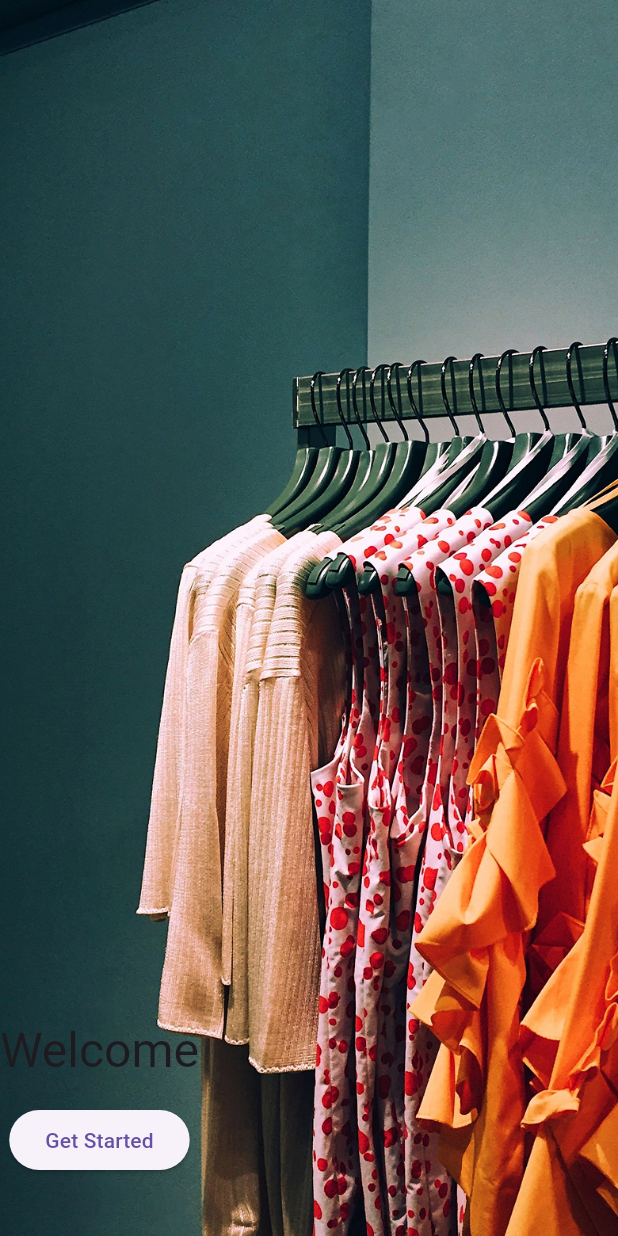
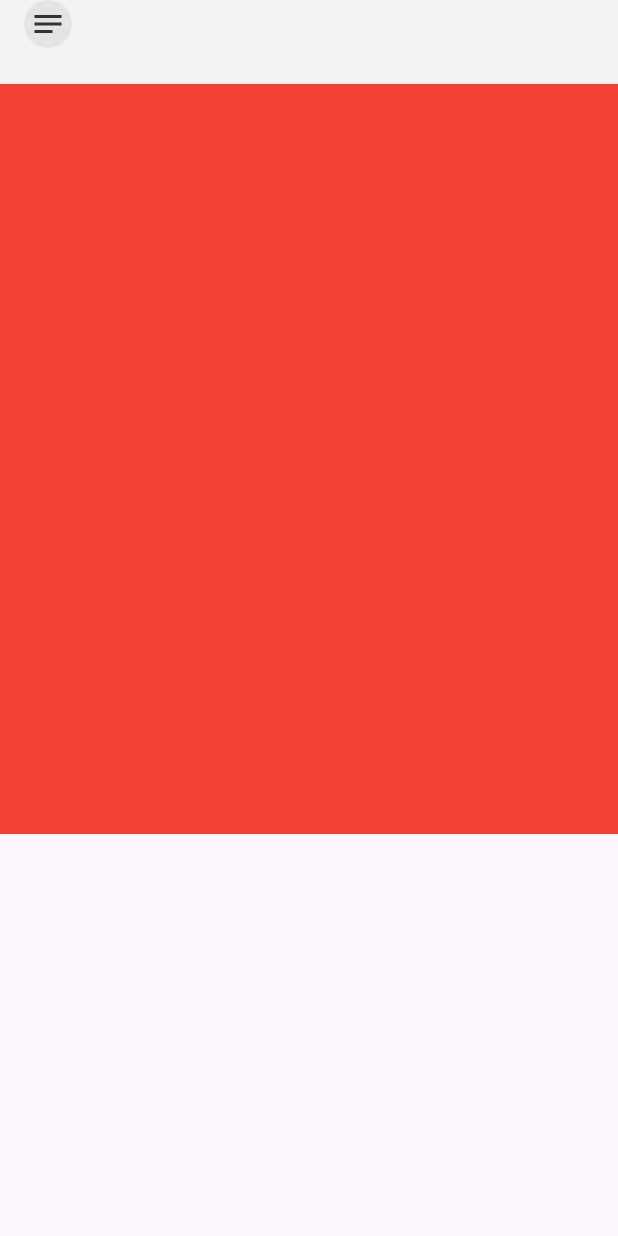
Before and after one commit to C3Claestis/black-market, a Flutter app: the GetstartedPage screen opened by its route, after a tap on "Get Started", on a phone screen of 412 x 824 dp. Run offline on Flutter 3.47's test engine with Material 3 defaults, Android fonts, the phone set to English and light mode, and no system bars; our stand-ins replace flutter_svg, gap, google_fonts.

Commit message:
add home page n finishing get started

```diff
--- a/lib/base/template.dart
+++ b/lib/base/template.dart
@@ -3,11 +3,21 @@ import 'package:flutter/material.dart';
 class Template extends StatelessWidget {
   final Widget body;
   final Widget? bottomNavigationBar;
+  final AppBar? appBar;
 
-  const Template({super.key, required this.body, this.bottomNavigationBar});
+  const Template({
+    super.key,
+    required this.body,
+    this.bottomNavigationBar,
+    this.appBar,
+  });
 
   @override
   Widget build(BuildContext context) {
-    return Scaffold(body: body, bottomNavigationBar: bottomNavigationBar);
+    return Scaffold(
+      appBar: appBar,
+      body: body,
+      bottomNavigationBar: bottomNavigationBar,
+    );
   }
 }
--- a/lib/main.dart
+++ b/lib/main.dart
@@ -2,7 +2,9 @@ import 'package:flutter/material.dart';
 import 'package:flutter/services.dart';
 import 'package:hitam_market/page/forgot_password.dart';
 import 'package:hitam_market/page/getstarted_page.dart';
+import 'package:hitam_market/page/home_page.dart';
 import 'package:hitam_market/page/signup_page.dart';
+import 'package:hitam_market/provider/home_provider.dart';
 import 'package:provider/provider.dart';
 import 'page/splash_intro_page.dart';
 import '../provider/password_visibility_prov.dart';
@@ -25,6 +27,7 @@ void main() async {
         ChangeNotifierProvider(create: (_) => SplashscreenProv()),
         ChangeNotifierProvider(create: (_) => OnboardingProvider()),
         ChangeNotifierProvider(create: (_) => PasswordVisibilityProvider()),
+        ChangeNotifierProvider(create: (_) => HomeProvider()),
       ],
       child: const MainApp(),
     ),
@@ -40,6 +43,7 @@ class MainApp extends StatelessWidget {
       debugShowCheckedModeBanner: false,
       initialRoute: AppRoutes.splash,
       routes: {
+        AppRoutes.home: (context) => const HomePage(),
         AppRoutes.splash: (context) => const SplashscreenPage(),
         AppRoutes.splashIntro: (context) => const SplashIntro(),
         AppRoutes.signin: (context) => const SiginPage(),
--- a/lib/page/getstarted_page.dart
+++ b/lib/page/getstarted_page.dart
@@ -1,4 +1,11 @@
+// ignore_for_file: deprecated_member_use
+
 import 'package:flutter/material.dart';
+import 'package:flutter/services.dart';
+import 'package:gap/gap.dart';
+import 'package:google_fonts/google_fonts.dart';
+import 'package:hitam_market/main.dart';
+import 'package:hitam_market/theme/app_colors.dart';
 import '../base/template.dart';
 
 class GetstartedPage extends StatelessWidget {
@@ -6,41 +13,134 @@ class GetstartedPage extends StatelessWidget {
 
   @override
   Widget build(BuildContext context) {
-    return Template(
-      body: SizedBox(
-        width: double.infinity,
-        height: double.infinity,
-        child: Stack(
+    return AnnotatedRegion<SystemUiOverlayStyle>(
+      value: const SystemUiOverlayStyle(
+        statusBarColor: Colors.white, // BAR PUTIH
+        statusBarIconBrightness: Brightness.light, // ICON HITAM (Android)
+        statusBarBrightness: Brightness.light, // iOS
+      ),
+      child: Template(
+        body: SizedBox(
+          width: double.infinity,
+          height: double.infinity,
+          child: Stack(
+            children: [
+              // STATUS BAR BACKGROUND
+              Positioned(
+                top: 0,
+                left: 0,
+                right: 0,
+                height: MediaQuery.of(context).padding.top,
+                child: Container(color: Colors.white),
+              ),
+              _bg(),
+              _shading(),
+              _isiContent(context),
+            ],
+          ),
+        ),
+      ),
+    );
+  }
+
+  SafeArea _isiContent(BuildContext context) {
+    return SafeArea(
+      child: Padding(
+        padding: const EdgeInsets.symmetric(horizontal: 55),
+        child: Column(
+          mainAxisAlignment: MainAxisAlignment.end,
+          crossAxisAlignment: CrossAxisAlignment.center,
           children: [
-            // 🔹 Background full screen
-            Positioned.fill(
-              child: Image.asset(
-                'assets/images/bg.png',
-                fit: BoxFit.cover, // ⬅️ penting
+            SizedBox(
+              width: double.infinity,
+              child: Text(
+                "You want\nAuthentic, here\nyou go!",
+                style: GoogleFonts.montserrat(
+                  fontSize: 34,
+                  color: AppColors.secondary,
+                  fontWeight: FontWeight.w600,
+                  letterSpacing: 1 / 100,
+                  height: 1.25,
+                ),
+                textAlign: TextAlign.center,
               ),
             ),
-
-            // 🔹 Konten di atas background
-            SafeArea(
-              child: Column(
-                mainAxisAlignment: MainAxisAlignment.end,
-                children: [
-                  Text(
-                    "Welcome",
-                    style: Theme.of(context).textTheme.headlineLarge,
-                  ),
-                  const SizedBox(height: 16),
-                  ElevatedButton(
-                    onPressed: () {},
-                    child: const Text("Get Started"),
-                  ),
-                  const SizedBox(height: 40),
-                ],
+            const Gap(16),
+            SizedBox(
+              width: double.infinity,
+              child: Text(
+                "Find it here, buy it now!",
+                style: GoogleFonts.montserrat(
+                  fontSize: 14,
+                  color: AppColors.secondary,
+                  fontWeight: FontWeight.w500,
+                ),
+                textAlign: TextAlign.center,
               ),
             ),
+            const Gap(16),
+            _btnGetStarted(context),
+            const Gap(40),
           ],
         ),
       ),
     );
   }
+
+  Align _shading() {
+    return Align(
+      alignment: Alignment.bottomCenter,
+      child: LayoutBuilder(
+        builder: (context, constraints) {
+          return Container(
+            width: double.infinity,
+            height: constraints.maxHeight * .5,
+            decoration: BoxDecoration(
+              gradient: LinearGradient(
+                begin: Alignment.topCenter,
+                end: Alignment.bottomCenter,
+                colors: [
+                  Colors.black.withOpacity(0),
+                  Colors.black.withOpacity(.7),
+                ],
+              ),
+            ),
+          );
+        },
+      ),
+    );
+  }
+
+  Positioned _bg() {
+    return Positioned.fill(
+      child: Image.asset(
+        'assets/images/bg.png',
+        fit: BoxFit.cover, // ⬅️ penting
+      ),
+    );
+  }
+
+  SizedBox _btnGetStarted(BuildContext context) {
+    return SizedBox(
+      width: double.infinity,
+      height: 55,
+      child: TextButton(
+        onPressed: () {
+          Navigator.pushReplacementNamed(context, AppRoutes.home);
+        },
+        style: TextButton.styleFrom(
+          backgroundColor: AppColors.primary,
+          shape: RoundedRectangleBorder(borderRadius: BorderRadius.circular(4)),
+        ),
+        child: Text(
+          "Get Started",
+          style: GoogleFonts.montserrat(
+            fontSize: 23,
+            fontWeight: FontWeight.w700,
+            color: Colors.white,
+          ),
+        ),
+      ),
+    );
+  }
 }
--- /dev/null
+++ b/lib/page/home_page.dart
@@ -0,0 +1,70 @@
+// ignore_for_file: deprecated_member_use
+
+import 'package:flutter/material.dart';
+import 'package:flutter_svg/flutter_svg.dart';
+import 'package:hitam_market/base/template.dart';
+import 'package:hitam_market/theme/app_colors.dart';
+
+class HomePage extends StatelessWidget {
+  const HomePage({super.key});
+
+  @override
+  Widget build(BuildContext context) {
+    return Template(
+      appBar: AppBar(
+        automaticallyImplyLeading: false,
+        backgroundColor: AppColors.bgfill,
+        elevation: 0,
+        centerTitle: true,
+        flexibleSpace: SafeArea(
+          child: Padding(
+            padding: const EdgeInsets.symmetric(horizontal: 16.0),
+            child: Row(
+              mainAxisAlignment: MainAxisAlignment.spaceBetween,
+              crossAxisAlignment: CrossAxisAlignment.center,
+              children: [
+                GestureDetector(
+                  onTap: () {},
+                  child: Container(
+                    width: 32,
+                    height: 32,
+                    decoration: BoxDecoration(
+                      shape: BoxShape.circle,
+                      color: AppColors.strokefill.withOpacity(.2),
+                    ),
+                    child: Center(
+                      child: SizedBox(
+                        width: 24,
+                        height: 24,
+                        child: FittedBox(
+                          fit: BoxFit.contain,
+                          child: SvgPicture.asset('assets/svgs/drawner.svg'),
+                        ),
+                      ),
+                    ),
+                  ),
+                ),
+
+
+              ],
+            ),
+          ),
+        ),
+      ),
+
+      body: SafeArea(
+        child: SingleChildScrollView(
+          child: Column(
+            children: [
+              Container(
+                width: double.infinity,
+                height: 500,
+                color: AppColors.error,
+              ),
+            ],
+          ),
+        ),
+      ),
+    );
+  }
+}
--- /dev/null
+++ b/lib/provider/home_provider.dart
@@ -0,0 +1,11 @@
+import 'package:flutter/material.dart';
+
+class HomeProvider extends ChangeNotifier {
+  int _currentIndex = 0;
+  int get currentIndex => _currentIndex;
+
+  void onTabTapped(int index) {
+    _currentIndex = index;
+    notifyListeners();
+  }
+}
--- a/lib/theme/app_colors.dart
+++ b/lib/theme/app_colors.dart
@@ -14,6 +14,7 @@ class AppColors {
   static const Color bgfill = Color(0xFFF3F3F3);
   static const Color strokefill = Color(0xFFA8A8A9);
   static const Color secondarybgfill = Color(0xFFFA7189);
+  static const Color thirdbgfill = Color(0xFFF2F2F2);
 
   // Text
   static const Color textPrimary = Color(0xFF000000);
```
Also changed, not shown: assets/svgs/drawner.svg (added).
